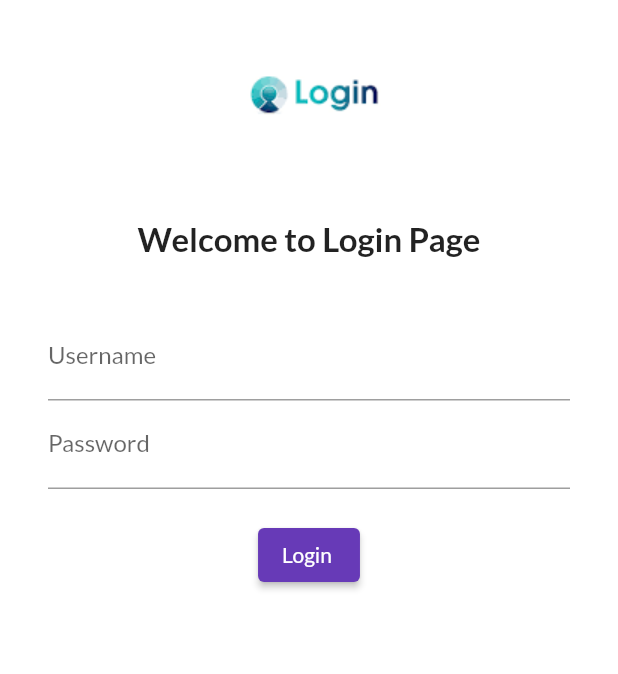
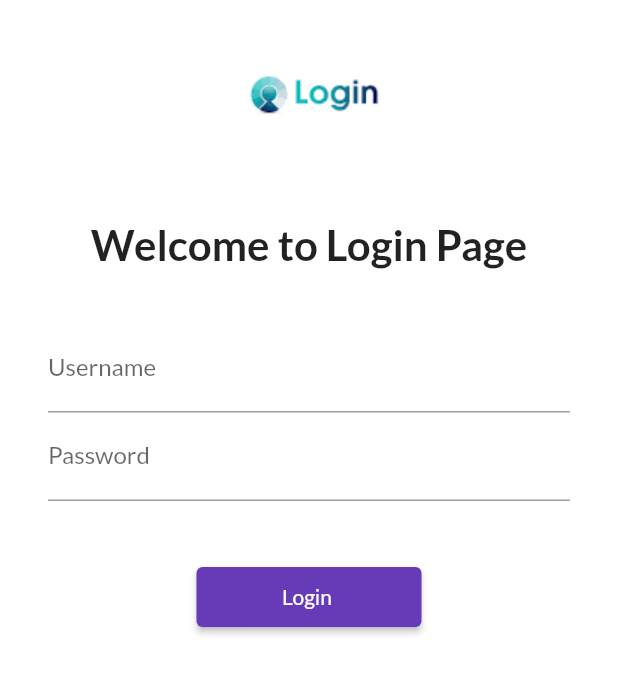
Before and after one commit to anish-pokharel/flutter-, a Flutter app: the screen it shows after launch, on a phone screen of 412 x 824 dp. Shown: the top 674 px of the screen. Run offline on Flutter 3.47's test engine with Material 2 defaults, Android fonts, the phone set to English and light mode, and no system bars; our stand-ins replace google_fonts.

```diff
--- a/lib/main.dart
+++ b/lib/main.dart
@@ -2,6 +2,7 @@ import 'package:flutter/material.dart';
 import 'package:my_first_project/pages/home_page.dart';
 import 'package:my_first_project/pages/login_page.dart';
 import 'package:google_fonts/google_fonts.dart';
+import 'package:my_first_project/utilis/routes.dart';
 void main() {
   runApp(const MyApp());
 }
@@ -20,6 +21,7 @@ class MyApp extends StatelessWidget {
         fontFamily: GoogleFonts.lato().fontFamily,
         // primaryTextTheme: GoogleFonts.latoTextTheme(),
       ),
+      debugShowCheckedModeBanner: false,
       darkTheme: ThemeData(
           // brightness: Brightness.dark,
         // primarySwatch: Colors.red
@@ -27,8 +29,8 @@ class MyApp extends StatelessWidget {
       initialRoute: "/",
       routes:{
         "/" : (context)=> LoginPage(),
-        "/home": (context) => HomePage(),
-        "/login": (context) => LoginPage(),
+        MyRoutes.homeRoute: (context) => HomePage(),
+        MyRoutes.loginRoute: (context) => LoginPage(),
       },
 
     );
--- a/lib/pages/login_page.dart
+++ b/lib/pages/login_page.dart
@@ -1,4 +1,5 @@
 import 'package:flutter/material.dart';
+import 'package:my_first_project/utilis/routes.dart';
 
 class LoginPage extends StatelessWidget {
   @override
@@ -8,17 +9,19 @@ class LoginPage extends StatelessWidget {
   Widget build(BuildContext context) {
     return Material(
       color:Colors.white,
-      child:Column(
+      child:SingleChildScrollView(
+        child: Column(
           children: [
             Image.asset("assets/images/login_page.png",
               fit:BoxFit.cover,
+              // height:900,
             ),
             SizedBox(
               height: 20,
               // child: Text("anish"),
             ),
             Text("Welcome to Login Page", style: TextStyle(
-            fontSize: 22,
+              fontSize: 28,
               fontWeight: FontWeight.bold,
             ),
             ),
@@ -43,19 +46,21 @@ class LoginPage extends StatelessWidget {
                   ),
                 ),
                 SizedBox(
-                height: 20,
+                  height: 40,
                 ),
-              ElevatedButton(onPressed: (){
-                print("Hi my name is anish ");
+                ElevatedButton(
+                  onPressed: (){
+                    Navigator.pushNamed(context, MyRoutes.homeRoute);
                 }, child: Text("Login "),
-                style: TextButton.styleFrom(),
+                  style: TextButton.styleFrom(minimumSize: Size(150,40)),
+
 
                 )
               ],
             ),
             )
-
             ]
+        ),
       )
 
     );
--- /dev/null
+++ b/lib/utilis/routes.dart
@@ -0,0 +1,4 @@
+class MyRoutes{
+  static String loginRoute ="/login";
+  static String homeRoute ="/home";
+}
```
Also changed, not shown: 1 other file. Lines whose indentation alone changed are shown as unchanged.
